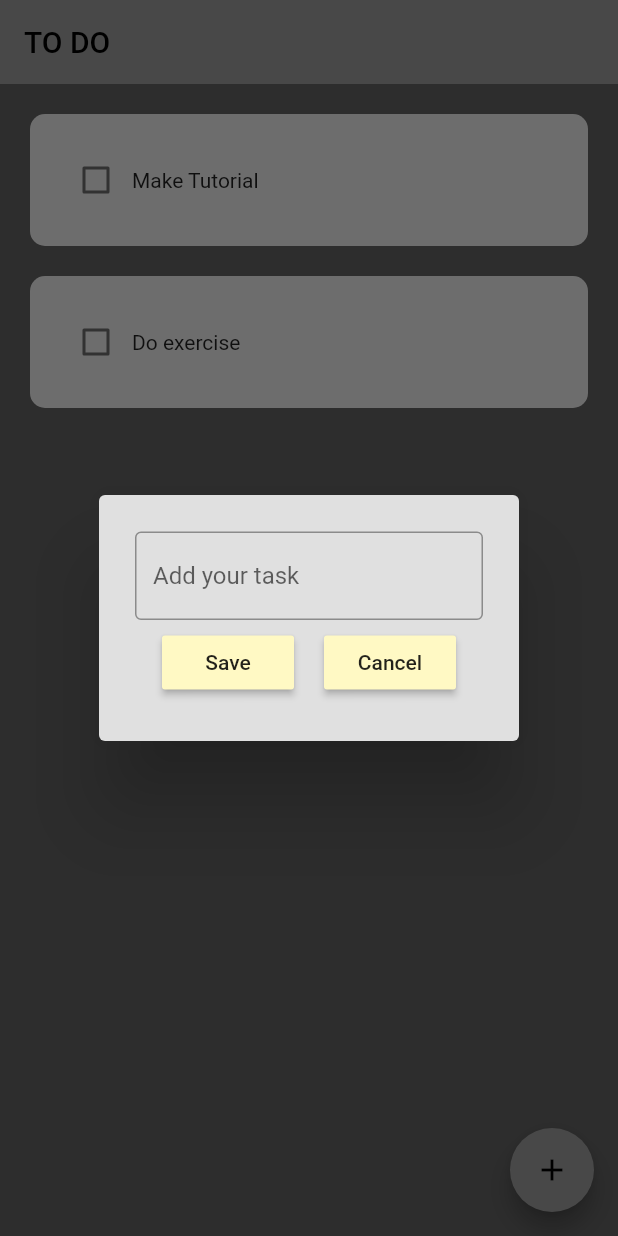
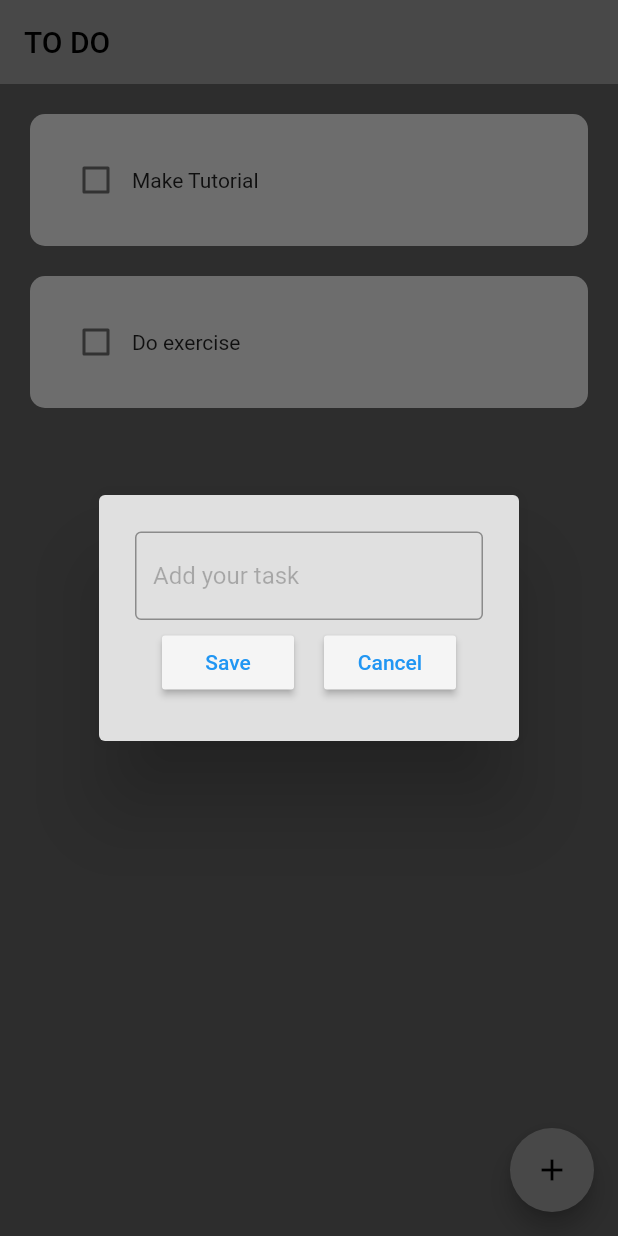
Before and after one commit to AramKim37/fluttertodo, a Flutter app: the screen it shows after launch, after a tap on the "add" icon, on a phone screen of 412 x 824 dp. Run offline on Flutter 3.47's test engine with Material 2 defaults, Android fonts, the phone set to English and light mode, and no system bars; drawn by our look-alikes of flutter_slidable; our stand-ins replace hive_flutter; accounts and stored records are empty.

Commit message:
changed text colors

```diff
--- a/lib/utils/dialog_box.dart
+++ b/lib/utils/dialog_box.dart
@@ -25,10 +25,13 @@ class DialogBox extends StatelessWidget {
             children: [
               TextField(
                 controller: controller,
+                style: TextStyle(
+                  color: Colors.blue,
+                ),
                 decoration: InputDecoration(
                   border: OutlineInputBorder(),
                   hintText: "Add your task",
-                  focusColor: Colors.white,
+                  hintStyle: TextStyle(color: Colors.black26),
                 ),
               ),
               Row(
--- a/lib/utils/my_button.dart
+++ b/lib/utils/my_button.dart
@@ -17,8 +17,11 @@ class MyButton extends StatelessWidget {
     return MaterialButton(
       onPressed: onPressed,
       // color: Theme.of(context).primaryColor,
-      color: Colors.yellow[100],
-      child: Text(text),
+      color: Colors.grey[100],
+      child: Text(
+        text,
+        style: TextStyle(color: Colors.blue),
+      ),
     );
   }
 }
```
